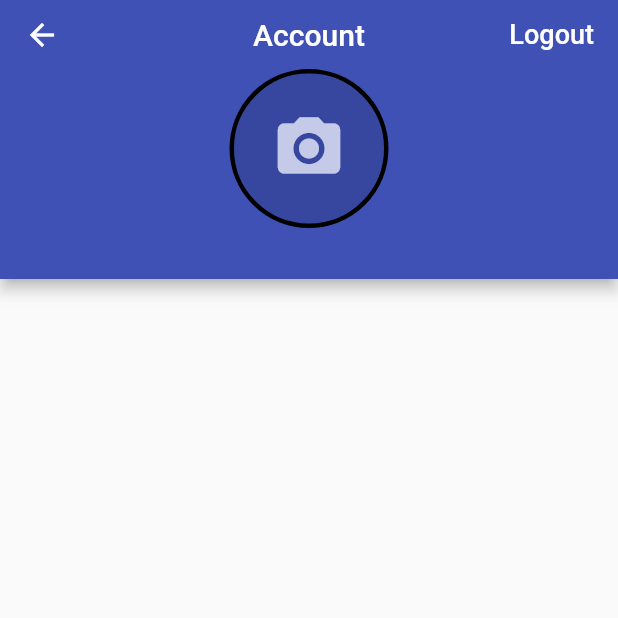
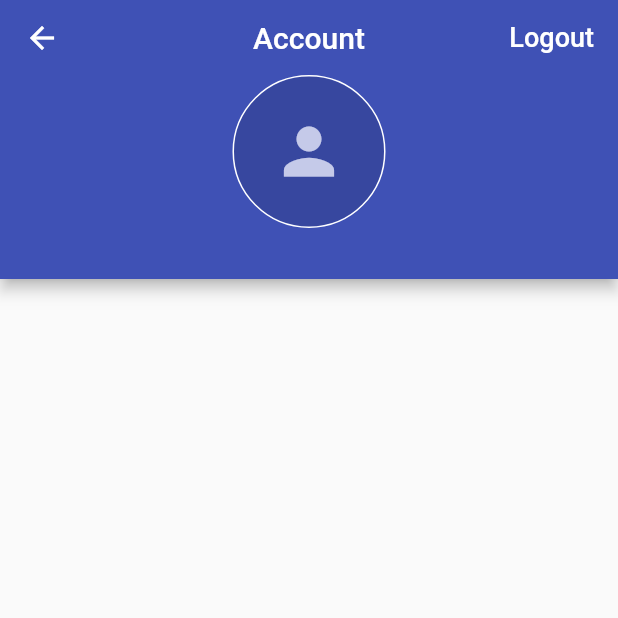
Before and after one commit to ravindra6596/time_tracker, a Flutter app: the AccounPage screen opened directly, on a phone screen of 412 x 824 dp, the top half of it. Run offline on Flutter 3.47's test engine with Material 2 defaults, Android fonts, the phone set to English and light mode, and no system bars; our stand-ins replace cloud_firestore, firebase_auth, firebase_core, google_sign_in; missing offline and left inert: flutter_login_facebook; accounts and stored records are empty.

Commit message:
Accout Profile

```diff
--- a/lib/common_widgets/avatar.dart
+++ b/lib/common_widgets/avatar.dart
@@ -14,8 +14,8 @@ class Avatar extends StatelessWidget {
     return Container(
       decoration: BoxDecoration(
         border: Border.all(
-          color: Colors.black,
-          width: 3,
+          color: Colors.white,
+          width: 1,
         ),
         shape: BoxShape.circle,
       ),
@@ -23,7 +23,7 @@ class Avatar extends StatelessWidget {
         radius: radius,
         backgroundColor: Colors.black12,
         backgroundImage: photoUrl != null ? NetworkImage(photoUrl) : null,
-        child: photoUrl == null ? Icon(Icons.camera_alt, size: radius) : null,
+        child: photoUrl == null ? Icon(Icons.person, size: radius) : null,
       ),
     );
   }
```
